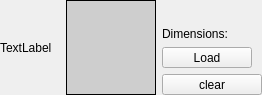
Qt form src/widgets/texturepicker.ui (jahshaka/Studio) before a commit.
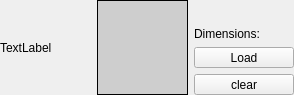
The same form after that commit.

```diff
--- a/src/widgets/texturepicker.ui
+++ b/src/widgets/texturepicker.ui
@@ -6,7 +6,7 @@
    <rect>
     <x>0</x>
     <y>0</y>
-    <width>254</width>
+    <width>294</width>
     <height>95</height>
    </rect>
   </property>
@@ -18,8 +18,8 @@
   </property>
   <property name="maximumSize">
    <size>
-    <width>254</width>
-    <height>95</height>
+    <width>16777215</width>
+    <height>119</height>
    </size>
   </property>
   <property name="windowTitle">
@@ -42,7 +42,7 @@
     <widget class="QLabel" name="label">
      <property name="minimumSize">
       <size>
-       <width>60</width>
+       <width>90</width>
        <height>0</height>
       </size>
      </property>
@@ -135,7 +135,7 @@
        </property>
        <property name="maximumSize">
         <size>
-         <width>90</width>
+         <width>16777215</width>
          <height>16777215</height>
         </size>
        </property>
```
Left out of the diff: 2 changed lines with no effect on the pictures.
